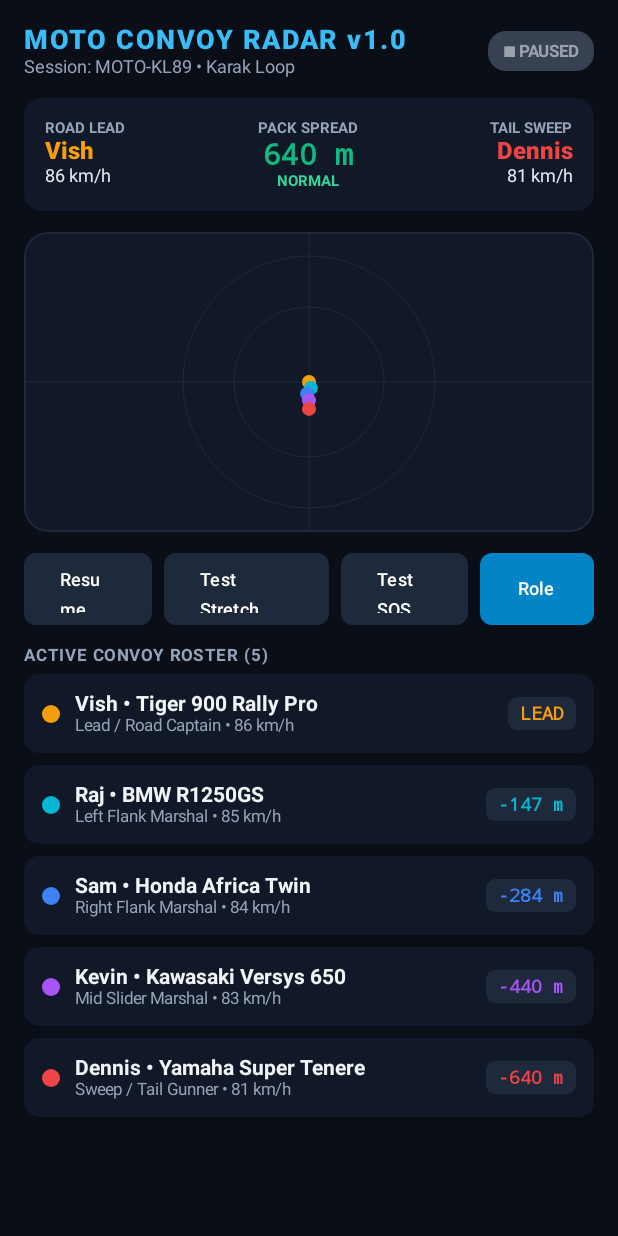
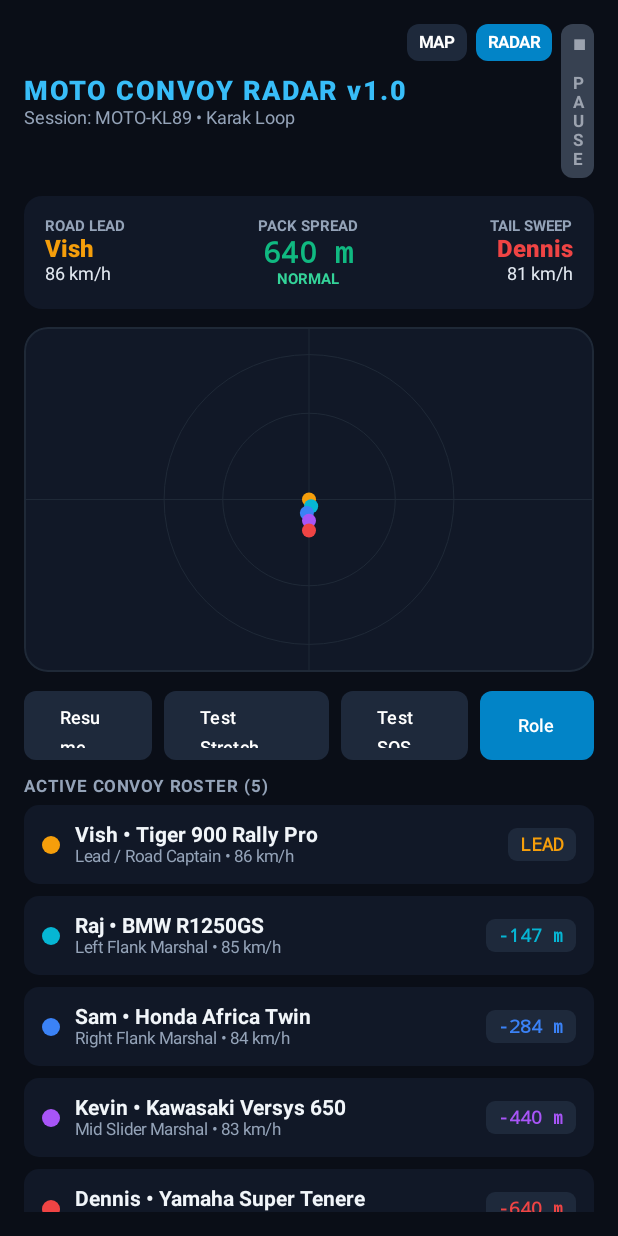
Before and after one commit to StaticVish/moto-convoy, an Android app built with Jetpack Compose: the screen it shows after launch (MainActivity), after a tap on "Pause", on a phone screen of 412 x 824 dp. Run offline under Robolectric (Android 15) with nearby library versions, the phone set to English and light mode, and no system bars; libraries missing offline, so code that uses them is left out: org.osmdroid.config, org.osmdroid.tileprovider, org.osmdroid.util, org.osmdroid.views; 3 statements that could not run were skipped; 3 other taps on this screen came first.

Commit message:
feat(map): integrate OpenStreetMap via OSMDroid with dark tactical filter and formation polyline

```diff
--- a/app/build.gradle.kts
+++ b/app/build.gradle.kts
@@ -63,6 +63,9 @@ dependencies {
     // Coroutines
     implementation("org.jetbrains.kotlinx:kotlinx-coroutines-android:1.9.0")
 
+    // OpenStreetMap (100% Free, zero-cost, no API keys)
+    implementation("org.osmdroid:osmdroid-android:6.1.20")
+
     // Testing
     testImplementation("junit:junit:4.13.2")
     testImplementation("org.assertj:assertj-core:3.26.3")
--- a/app/src/main/AndroidManifest.xml
+++ b/app/src/main/AndroidManifest.xml
@@ -2,6 +2,7 @@
 <manifest xmlns:android="http://schemas.android.com/apk/res/android">
 
     <uses-permission android:name="android.permission.INTERNET" />
+    <uses-permission android:name="android.permission.ACCESS_NETWORK_STATE" />
     <uses-permission android:name="android.permission.ACCESS_FINE_LOCATION" />
     <uses-permission android:name="android.permission.ACCESS_COARSE_LOCATION" />
     <uses-permission android:name="android.permission.FOREGROUND_SERVICE" />
--- a/app/src/main/java/com/staticvish/motoconvoy/MainActivity.kt
+++ b/app/src/main/java/com/staticvish/motoconvoy/MainActivity.kt
@@ -4,10 +4,12 @@ import android.os.Bundle
 import androidx.activity.ComponentActivity
 import androidx.activity.compose.setContent
 import com.staticvish.motoconvoy.ui.ConvoyHudScreen
+import org.osmdroid.config.Configuration
 
 class MainActivity : ComponentActivity() {
     override fun onCreate(savedInstanceState: Bundle?) {
         super.onCreate(savedInstanceState)
+        Configuration.getInstance().userAgentValue = packageName
         setContent {
             ConvoyHudScreen()
         }
--- a/app/src/main/java/com/staticvish/motoconvoy/ui/ConvoyHudScreen.kt
+++ b/app/src/main/java/com/staticvish/motoconvoy/ui/ConvoyHudScreen.kt
@@ -34,6 +34,11 @@ import kotlinx.coroutines.delay
 import kotlin.math.cos
 import kotlin.math.sin
 
+enum class DisplayMode {
+    MAP,
+    RADAR
+}
+
 @OptIn(ExperimentalMaterial3Api::class)
 @Composable
 fun ConvoyHudScreen(
@@ -41,6 +46,7 @@ fun ConvoyHudScreen(
 ) {
     val snapshot by simulator.snapshot.collectAsState()
     var isSimulating by remember { mutableStateOf(true) }
+    var displayMode by remember { mutableStateOf(DisplayMode.MAP) }
     var showJoinDialog by remember { mutableStateOf(false) }
 
     // User profile state
@@ -84,40 +90,76 @@ fun ConvoyHudScreen(
                 )
             }
 
+            Row(horizontalArrangement = Arrangement.spacedBy(6.dp)) {
+                // View Mode Switcher: MAP vs RADAR
+                Surface(
+                    color = if (displayMode == DisplayMode.MAP) Color(0xFF0284C7) else Color(0xFF1E293B),
+                    shape = RoundedCornerShape(8.dp),
+                    modifier = Modifier.clickable { displayMode = DisplayMode.MAP }
+                ) {
+                    Text(
+                        text = "MAP",
+                        color = Color.White,
+                        fontSize = 11.sp,
+                        fontWeight = FontWeight.Bold,
+                        modifier = Modifier.padding(horizontal = 8.dp, vertical = 6.dp)
+                    )
+                }
+
+                Surface(
+                    color = if (displayMode == DisplayMode.RADAR) Color(0xFF0284C7) else Color(0xFF1E293B),
+                    shape = RoundedCornerShape(8.dp),
+                    modifier = Modifier.clickable { displayMode = DisplayMode.RADAR }
+                ) {
+                    Text(
+                        text = "RADAR",
+                        color = Color.White,
+                        fontSize = 11.sp,
+                        fontWeight = FontWeight.Bold,
+                        modifier = Modifier.padding(horizontal = 8.dp, vertical = 6.dp)
+                    )
+                }
+
                 Surface(
                     color = if (isSimulating) Color(0xFF065F46) else Color(0xFF374151),
-                shape = RoundedCornerShape(12.dp),
+                    shape = RoundedCornerShape(8.dp),
                     modifier = Modifier.clickable { showJoinDialog = true }
                 ) {
                     Text(
-                    text = if (isSimulating) "● LIVE RADAR" else "■ PAUSED",
+                        text = if (isSimulating) "● LIVE" else "■ PAUSE",
                         color = if (isSimulating) Color(0xFF34D399) else Color(0xFF9CA3AF),
                         fontSize = 11.sp,
                         fontWeight = FontWeight.Bold,
-                    modifier = Modifier.padding(horizontal = 10.dp, vertical = 6.dp)
+                        modifier = Modifier.padding(horizontal = 8.dp, vertical = 6.dp)
                     )
                 }
             }
+        }
 
-        Spacer(modifier = Modifier.height(14.dp))
+        Spacer(modifier = Modifier.height(12.dp))
 
         // Top Tactical HUD Bar
         TacticalHudBar(snapshot = snapshot)
 
-        Spacer(modifier = Modifier.height(14.dp))
+        Spacer(modifier = Modifier.height(12.dp))
 
-        // Convoy Mini-Radar Canvas
-        TacticalRadarCanvas(
-            snapshot = snapshot,
+        // Main Visual Area: OSM Map vs Tactical Radar Canvas
+        Box(
             modifier = Modifier
                 .fillMaxWidth()
-                .height(200.dp)
+                .height(230.dp)
                 .clip(RoundedCornerShape(16.dp))
                 .background(Color(0xFF111827))
                 .border(1.dp, Color(0xFF1F2937), RoundedCornerShape(16.dp))
-        )
+        ) {
+            if (displayMode == DisplayMode.MAP) {
+                TacticalOsmMapView(snapshot = snapshot)
+            } else {
+                TacticalRadarCanvas(snapshot = snapshot)
+            }
+        }
 
-        Spacer(modifier = Modifier.height(14.dp))
+        Spacer(modifier = Modifier.height(12.dp))
 
         // Glove-Friendly Tactical Action Buttons
         Row(
@@ -126,7 +168,7 @@ fun ConvoyHudScreen(
         ) {
             Button(
                 onClick = { isSimulating = !isSimulating },
-                modifier = Modifier.weight(1f).height(48.dp),
+                modifier = Modifier.weight(1f).height(46.dp),
                 colors = ButtonDefaults.buttonColors(containerColor = Color(0xFF1E293B)),
                 shape = RoundedCornerShape(8.dp)
             ) {
@@ -135,7 +177,7 @@ fun ConvoyHudScreen(
 
             Button(
                 onClick = { simulator.toggleStretchedPack() },
-                modifier = Modifier.weight(1.3f).height(48.dp),
+                modifier = Modifier.weight(1.3f).height(46.dp),
                 colors = ButtonDefaults.buttonColors(
                     containerColor = if (snapshot.spreadStatus == ConvoySpreadStatus.STRETCHED) Color(0xFFB45309) else Color(0xFF1E293B)
                 ),
@@ -146,7 +188,7 @@ fun ConvoyHudScreen(
 
             Button(
                 onClick = { simulator.toggleEmergencySos() },
-                modifier = Modifier.weight(1f).height(48.dp),
+                modifier = Modifier.weight(1f).height(46.dp),
                 colors = ButtonDefaults.buttonColors(
                     containerColor = if (snapshot.isEmergencyActive) Color(0xFFDC2626) else Color(0xFF1E293B)
                 ),
@@ -157,7 +199,7 @@ fun ConvoyHudScreen(
 
             Button(
                 onClick = { showJoinDialog = true },
-                modifier = Modifier.weight(0.9f).height(48.dp),
+                modifier = Modifier.weight(0.9f).height(46.dp),
                 colors = ButtonDefaults.buttonColors(containerColor = Color(0xFF0284C7)),
                 shape = RoundedCornerShape(8.dp)
             ) {
@@ -165,7 +207,7 @@ fun ConvoyHudScreen(
             }
         }
 
-        Spacer(modifier = Modifier.height(14.dp))
+        Spacer(modifier = Modifier.height(12.dp))
 
         Text(
             text = "ACTIVE CONVOY ROSTER (${snapshot.riders.size})",
@@ -352,7 +394,7 @@ fun TacticalRadarCanvas(
     snapshot: ConvoySnapshot,
     modifier: Modifier = Modifier
 ) {
-    Canvas(modifier = modifier) {
+    Canvas(modifier = modifier.fillMaxSize()) {
         val centerX = size.width / 2f
         val centerY = size.height / 2f
 
--- /dev/null
+++ b/app/src/main/java/com/staticvish/motoconvoy/ui/TacticalOsmMapView.kt
@@ -0,0 +1,161 @@
+package com.staticvish.motoconvoy.ui
+
+import android.content.Context
+import android.graphics.*
+import android.graphics.drawable.BitmapDrawable
+import android.graphics.drawable.Drawable
+import androidx.compose.foundation.layout.fillMaxSize
+import androidx.compose.runtime.*
+import androidx.compose.ui.Modifier
+import androidx.compose.ui.platform.LocalContext
+import androidx.compose.ui.viewinterop.AndroidView
+import com.staticvish.motoconvoy.domain.model.ConvoyRole
+import com.staticvish.motoconvoy.domain.telemetry.RiderTelemetry
+import com.staticvish.motoconvoy.simulation.ConvoySnapshot
+import org.osmdroid.tileprovider.tilesource.TileSourceFactory
+import org.osmdroid.util.GeoPoint
+import org.osmdroid.views.MapView
+import org.osmdroid.views.overlay.Marker
+import org.osmdroid.views.overlay.Polyline
+
+@Composable
+fun TacticalOsmMapView(
+    snapshot: ConvoySnapshot,
+    modifier: Modifier = Modifier
+) {
+    val context = LocalContext.current
+    var mapViewRef by remember { mutableStateOf<MapView?>(null) }
+
+    AndroidView(
+        factory = { ctx ->
+            MapView(ctx).apply {
+                setTileSource(TileSourceFactory.MAPNIK)
+                setMultiTouchControls(true)
+                isTilesScaledToDpi = true
+                zoomController.setVisibility(org.osmdroid.views.CustomZoomButtonsController.Visibility.NEVER)
+
+                // High-contrast dark tactical filter for OLED dark mode
+                val darkMatrix = ColorMatrix(
+                    floatArrayOf(
+                        -0.80f, 0f, 0f, 0f, 240f,
+                        0f, -0.80f, 0f, 0f, 240f,
+                        0f, 0f, -0.80f, 0f, 240f,
+                        0f, 0f, 0f, 1f, 0f
+                    )
+                )
+                overlayManager.tilesOverlay.setColorFilter(ColorMatrixColorFilter(darkMatrix))
+
+                controller.setZoom(14.5)
+                val initialCenter = snapshot.leadRider?.let { GeoPoint(it.latitude, it.longitude) }
+                    ?: GeoPoint(3.35, 101.78)
+                controller.setCenter(initialCenter)
+                mapViewRef = this
+            }
+        },
+        update = { mapView ->
+            mapViewRef = mapView
+            updateMapOverlays(context, mapView, snapshot)
+        },
+        modifier = modifier.fillMaxSize()
+    )
+
+    DisposableEffect(Unit) {
+        onDispose {
+            mapViewRef?.onDetach()
+        }
+    }
+}
+
+private fun updateMapOverlays(
+    context: Context,
+    mapView: MapView,
+    snapshot: ConvoySnapshot
+) {
+    // Retain only tiles overlay
+    val overlaysToKeep = mapView.overlays.filter { it === mapView.overlayManager.tilesOverlay }
+    mapView.overlays.clear()
+    mapView.overlays.addAll(overlaysToKeep)
+
+    if (snapshot.riders.isEmpty()) return
+
+    // 1. Draw Convoy Formation Polyline connecting Lead down to Sweep
+    val polyline = Polyline(mapView).apply {
+        outlinePaint.color = Color.CYAN
+        outlinePaint.strokeWidth = 6f
+        outlinePaint.isAntiAlias = true
+        val geoPoints = snapshot.riders.map { GeoPoint(it.latitude, it.longitude) }
+        setPoints(geoPoints)
+    }
+    mapView.overlays.add(polyline)
+
+    // 2. Draw Rider Tactical Markers
+    snapshot.riders.forEach { rider ->
+        val marker = Marker(mapView).apply {
+            position = GeoPoint(rider.latitude, rider.longitude)
+            title = "${rider.riderName} (${rider.role.title})"
+            snippet = "${rider.bikeModel} • ${rider.speedKmh.toInt()} km/h"
+            icon = createTacticalMarkerIcon(context, rider)
+            setAnchor(Marker.ANCHOR_CENTER, Marker.ANCHOR_CENTER)
+            rotation = rider.bearingDegrees.toFloat()
+        }
+        mapView.overlays.add(marker)
+    }
+
+    // Follow the Road Lead smoothly
+    snapshot.leadRider?.let { lead ->
+        mapView.controller.animateTo(GeoPoint(lead.latitude, lead.longitude))
+    }
+
+    mapView.invalidate()
+}
+
+private fun createTacticalMarkerIcon(context: Context, rider: RiderTelemetry): Drawable {
+    val sizePx = 80
+    val bitmap = Bitmap.createBitmap(sizePx, sizePx, Bitmap.Config.ARGB_8888)
+    val canvas = Canvas(bitmap)
+
+    val roleColorInt = when (rider.role) {
+        ConvoyRole.LEAD -> Color.rgb(245, 158, 11)        // Gold/Amber
+        ConvoyRole.LEFT_FLANK -> Color.rgb(6, 182, 212)    // Cyan
+        ConvoyRole.RIGHT_FLANK -> Color.rgb(59, 130, 246)  // Cobalt Blue
+        ConvoyRole.SLIDER -> Color.rgb(168, 85, 247)       // Purple
+        ConvoyRole.PACK -> Color.rgb(16, 185, 129)         // Emerald
+        ConvoyRole.SWEEP -> Color.rgb(239, 68, 68)         // Crimson Red
+    }
+
+    val paint = Paint().apply {
+        isAntiAlias = true
+    }
+
+    val center = sizePx / 2f
+
+    // Emergency beacon pulse halo if SOS
+    if (rider.isEmergency) {
+        paint.color = Color.argb(120, 239, 68, 68)
+        canvas.drawCircle(center, center, center * 0.95f, paint)
+    }
+
+    // Outer tactical ring
+    paint.color = Color.BLACK
+    paint.style = Paint.Style.STROKE
+    paint.strokeWidth = 6f
+    canvas.drawCircle(center, center, center * 0.70f, paint)
+
+    // Filled role circle
+    paint.style = Paint.Style.FILL
+    paint.color = roleColorInt
+    canvas.drawCircle(center, center, center * 0.65f, paint)
+
+    // Heading direction arrow (triangle pointing forward)
+    paint.color = Color.WHITE
+    val path = Path().apply {
+        moveTo(center, center - 18f)
+        lineTo(center - 12f, center + 14f)
+        lineTo(center, center + 6f)
+        lineTo(center + 12f, center + 14f)
+        close()
+    }
+    canvas.drawPath(path, paint)
+
+    return BitmapDrawable(context.resources, bitmap)
+}
```
Lines whose indentation alone changed are shown as unchanged.
